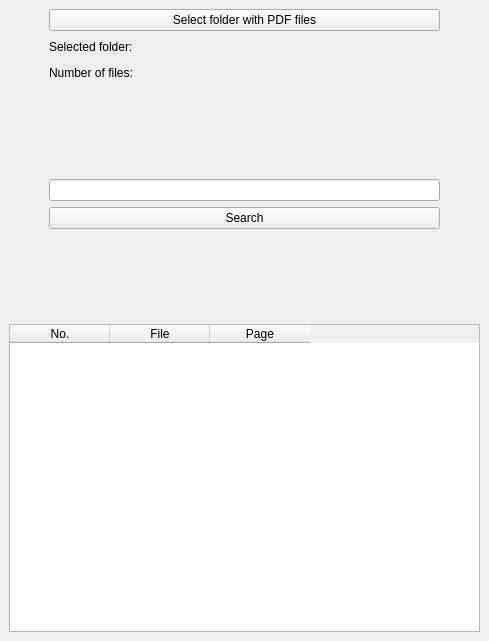
The window that ui/main.ui (Unvire/FastPDFReader) describes before a commit, drawn with Qt 5.
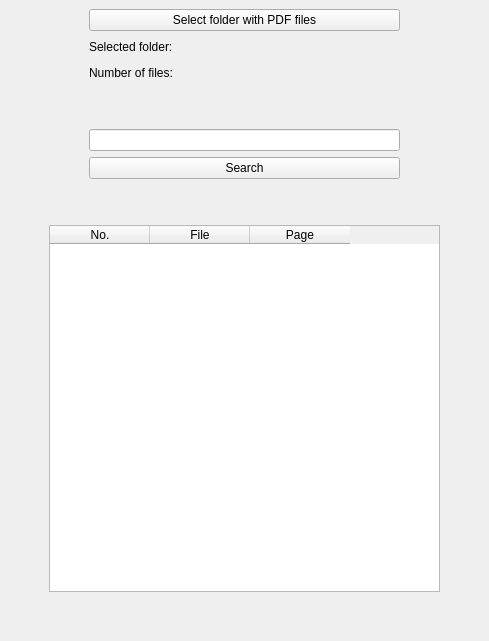
The same window after the commit.

Commit message: Rearanges spacers

What changed in the file:
```diff
--- a/ui/main.ui
+++ b/ui/main.ui
@@ -14,9 +14,22 @@
    <string>Fast PDF Searcher</string>
   </property>
   <widget class="QWidget" name="centralwidget">
-   <layout class="QVBoxLayout" name="verticalLayout_4">
+   <layout class="QHBoxLayout" name="horizontalLayout_8" stretch="0,1,0">
     <item>
-     <layout class="QVBoxLayout" name="verticalLayout_3">
+     <spacer name="horizontalSpacer_11">
+      <property name="orientation">
+       <enum>Qt::Horizontal</enum>
+      </property>
+      <property name="sizeHint" stdset="0">
+       <size>
+        <width>40</width>
+        <height>20</height>
+       </size>
+      </property>
+     </spacer>
+    </item>
+    <item>
+     <layout class="QVBoxLayout" name="verticalLayout_3" stretch="0,0,0,0,1,0">
       <item>
        <layout class="QVBoxLayout" name="verticalLayout">
         <item>
@@ -232,8 +245,6 @@
         </property>
        </spacer>
       </item>
-     </layout>
-    </item>
     <item>
      <widget class="QTableWidget" name="tableWidget">
       <property name="dragDropOverwriteMode">
@@ -260,7 +271,32 @@
      </widget>
     </item>
     <item>
-     <layout class="QHBoxLayout" name="horizontalLayout_7" stretch=""/>
+       <spacer name="verticalSpacer_3">
+        <property name="orientation">
+         <enum>Qt::Vertical</enum>
+        </property>
+        <property name="sizeHint" stdset="0">
+         <size>
+          <width>20</width>
+          <height>40</height>
+         </size>
+        </property>
+       </spacer>
+      </item>
+     </layout>
+    </item>
+    <item>
+     <spacer name="horizontalSpacer_12">
+      <property name="orientation">
+       <enum>Qt::Horizontal</enum>
+      </property>
+      <property name="sizeHint" stdset="0">
+       <size>
+        <width>40</width>
+        <height>20</height>
+       </size>
+      </property>
+     </spacer>
     </item>
    </layout>
   </widget>
```
Lines whose indentation alone changed are shown as unchanged.
